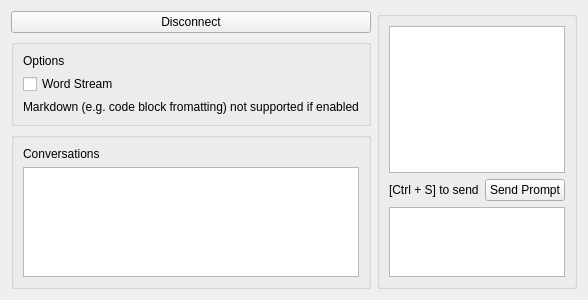
Old version of the form OllamaGui/src/ui/chat.ui in the repository akamlah/ollama-gui.
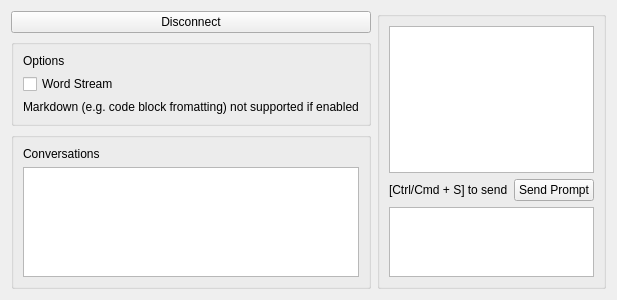
New version of the form.

```diff
--- a/OllamaGui/src/ui/chat.ui
+++ b/OllamaGui/src/ui/chat.ui
@@ -153,7 +153,7 @@
                                     <item>
                                         <widget class="QLabel" name="ShortctuLabel">
                                             <property name="text">
-                                                <string>[Ctrl + S] to send</string>
+                                                <string>[Ctrl/Cmd + S] to send</string>
                                             </property>
                                         </widget>
                                     </item>
```
Left out of the diff: 3 changed lines with no effect on the pictures.
